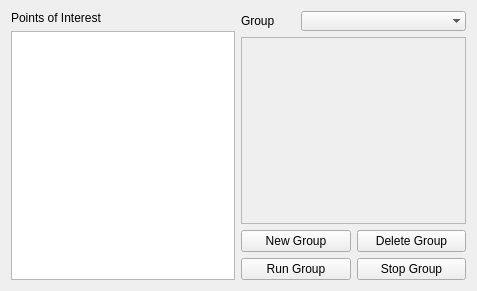
Old version of the form pal_waypoint_rviz_plugins/src/waypoint_group_panel.ui in the repository pal-robotics/pal_rviz_plugins.
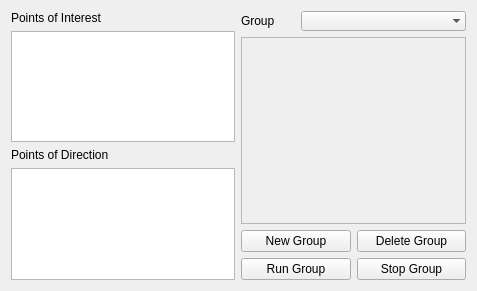
New version of the form. Custom widgets are drawn as their Qt base class.

Commit message:
Add points of direction list
refs #11643

```diff
--- a/pal_waypoint_rviz_plugins/src/waypoint_group_panel.ui
+++ b/pal_waypoint_rviz_plugins/src/waypoint_group_panel.ui
@@ -33,6 +33,23 @@
        </property>
       </widget>
      </item>
+     <item>
+      <widget class="QLabel" name="podLabel">
+       <property name="text">
+        <string>Points of Direction</string>
+       </property>
+      </widget>
+     </item>
+     <item>
+      <widget class="QListWidget" name="podList">
+       <property name="dragDropMode">
+        <enum>QAbstractItemView::DragOnly</enum>
+       </property>
+       <property name="defaultDropAction">
+        <enum>Qt::MoveAction</enum>
+       </property>
+      </widget>
+     </item>
     </layout>
    </item>
    <item>
```
The commit also changes 2 other files.
